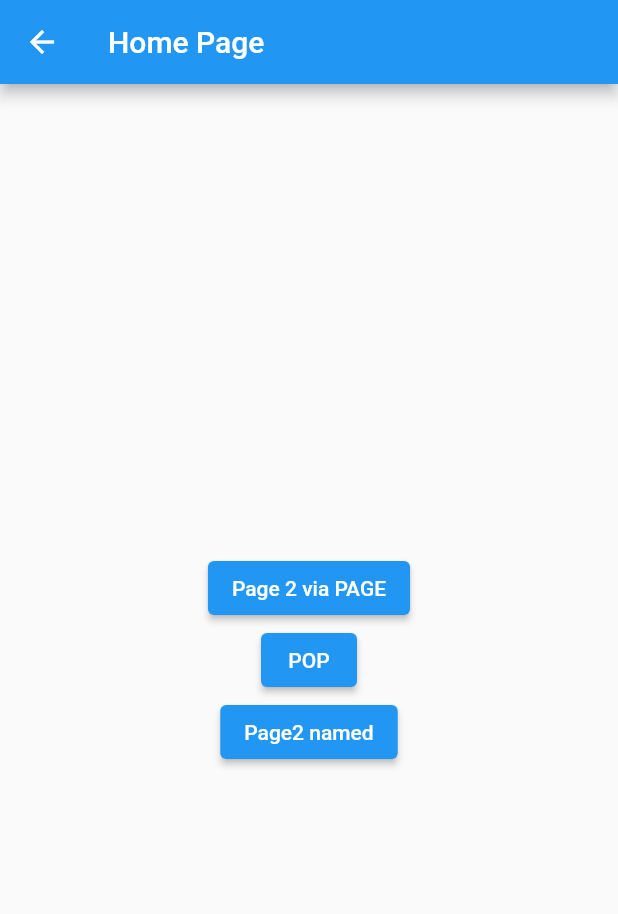
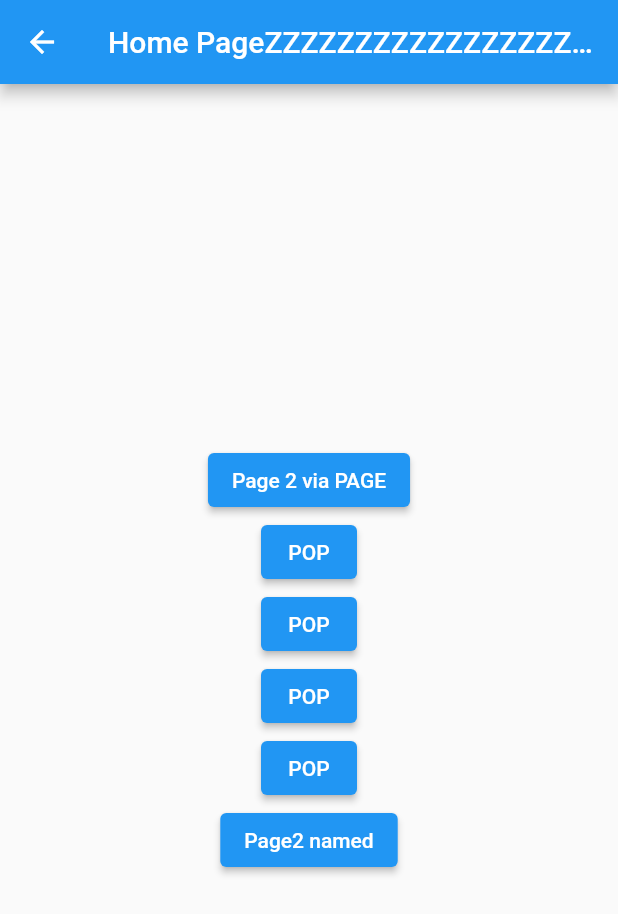
Before and after one commit to dpcamargo/flutter_mao_na_massa, a Flutter app: the HomePage screen opened directly, on a phone screen of 412 x 824 dp. Shown: the top 914 px of the screen. Run offline on Flutter 3.47's test engine with Material 2 defaults, Android fonts, the light colour scheme and no system bars.

Commit message:
First Commit

```diff
--- a/lib/navegacao/home_page.dart
+++ b/lib/navegacao/home_page.dart
@@ -8,7 +8,7 @@ class HomePage extends StatelessWidget {
   Widget build(BuildContext context) {
     return Scaffold(
       appBar: AppBar(
-        title: const Text('Home Page'),
+        title: const Text('Home PageZZZZZZZZZZZZZZZZZZZZ'),
       ),
       body: Center(
         child: Column(
@@ -31,6 +31,21 @@ class HomePage extends StatelessWidget {
                 child: Text('POP')),
             ElevatedButton(
                 onPressed: () {
+                  Navigator.of(context).pop();
+                },
+                child: Text('POP')),
+            ElevatedButton(
+                onPressed: () {
+                  Navigator.of(context).pop();
+                },
+                child: Text('POP')),
+            ElevatedButton(
+                onPressed: () {
+                  Navigator.of(context).pop();
+                },
+                child: Text('POP')),
+            ElevatedButton(
+                onPressed: () {
                   Navigator.of(context).pushNamed('/page2');
                 },
                 child: Text('Page2 named')),
--- a/lib/navegacao/page2.dart
+++ b/lib/navegacao/page2.dart
@@ -1,5 +1,6 @@
 import 'package:flutter/material.dart';
-import 'package:flutter_mao_na_massa/navegacao/page3.dart';
+
+import 'page3.dart';
 
 class Page2 extends StatelessWidget {
   const Page2({Key? key}) : super(key: key);
```
Also changed, not shown: 1 other file.
